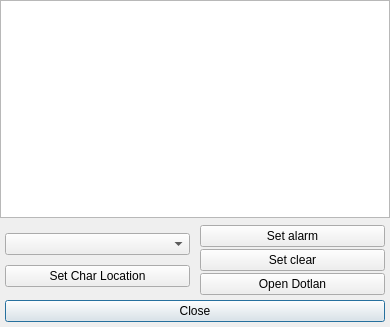
Qt form src/vi/ui/SystemChat.ui (jkey-67/spyglass) before a commit.
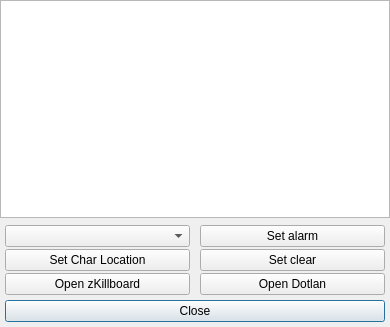
The same form after that commit.

```diff
--- a/src/vi/ui/SystemChat.ui
+++ b/src/vi/ui/SystemChat.ui
@@ -132,6 +132,19 @@
               </property>
              </widget>
             </item>
+            <item>
+             <widget class="QPushButton" name="openzKillboard">
+              <property name="text">
+               <string>Open zKillboard</string>
+              </property>
+              <property name="iconSize">
+               <size>
+                <width>17</width>
+                <height>16</height>
+               </size>
+              </property>
+             </widget>
+            </item>
            </layout>
           </item>
           <item>
```
Left out of the diff: 4 changed lines with no effect on the pictures.
